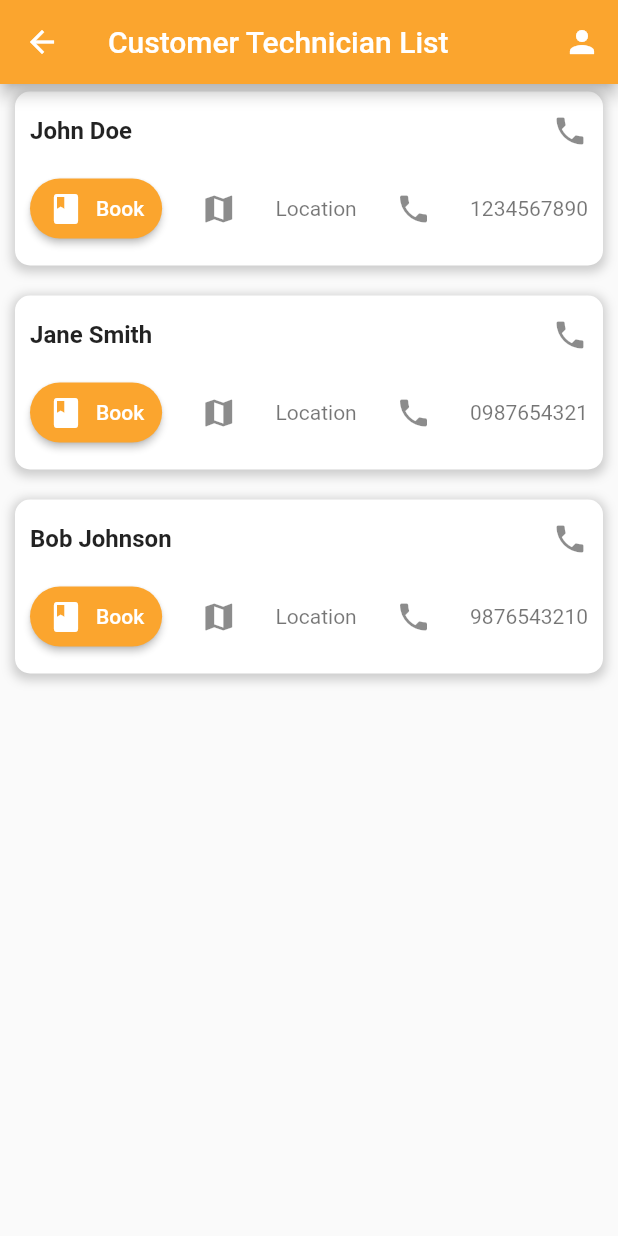
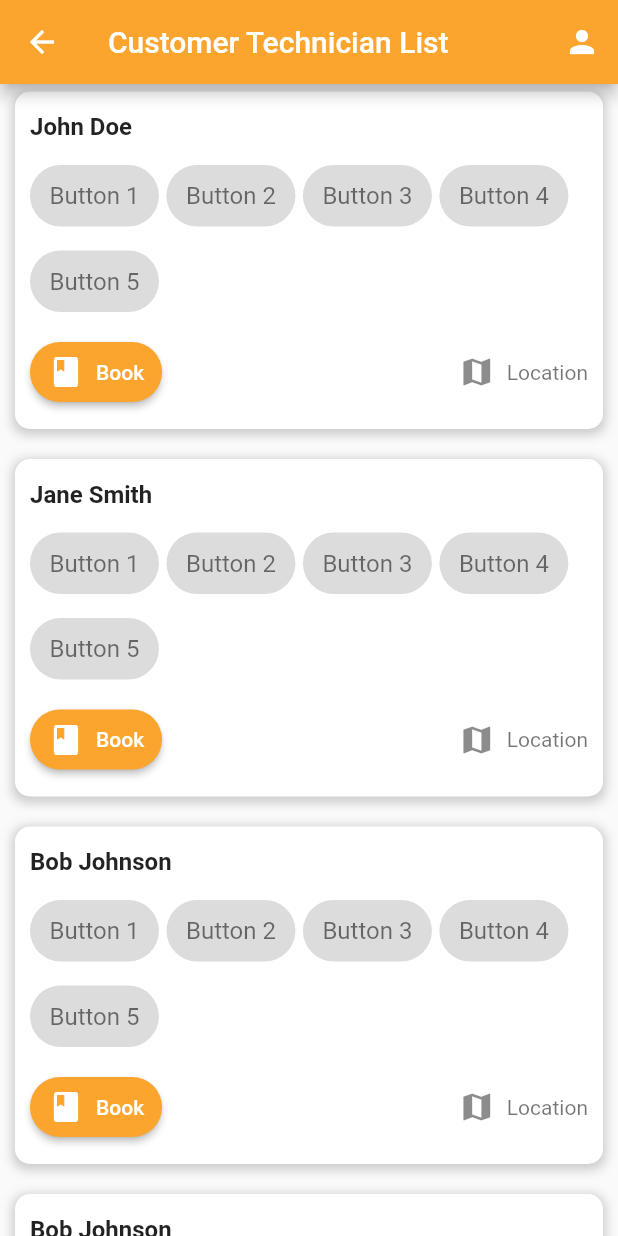
Before and after one commit to kidusshun/RaiseUp, a Flutter app: the CustomerTechnicianList screen opened directly, on a phone screen of 412 x 824 dp. Run offline on Flutter 3.47's test engine with Material 2 defaults, Android fonts, the light colour scheme and no system bars; our stand-ins replace bloc, flutter_bloc, flutter_secure_storage; missing offline and left inert: pixel_perfect; accounts and stored records are empty.

Commit message:
technician_account_information bloc'ing

```diff
--- a/raise_up/lib/customers/customer_technician_list/ui/customer_technician.dart
+++ /dev/null
@@ -1,217 +0,0 @@
-import 'package:flutter/material.dart';
-import 'package:flutter_bloc/flutter_bloc.dart';
-import 'package:raise_up/technician/technician_service_request/bloc/technician_service_request_bloc.dart';
-import 'package:raise_up/technician/technician_profile/ui/technician_profile.dart';
-import 'package:raise_up/customers/customer_technician_list/bloc/customer_technician_list_bloc.dart';
-import 'package:raise_up/widgets/selectionButton.dart';
-
-class CustomerTechnicianList extends StatefulWidget {
-  const CustomerTechnicianList({Key? key}) : super(key: key);
-
-  @override
-  State<CustomerTechnicianList> createState() => _CustomerTechnicianListState();
-}
-
-class _CustomerTechnicianListState extends State<CustomerTechnicianList> {
-  final TechnicianServiceRequestBloc technicianServiceRequestBloc =
-      TechnicianServiceRequestBloc();
-
-  @override
-  Widget build(BuildContext context) {
-    // Hard-coded sample data for contacts
-    final List<ContactInfo> contacts = [
-      ContactInfo(name: 'John Doe', phoneNumber: '1234567890'),
-      ContactInfo(name: 'Jane Smith', phoneNumber: '0987654321'),
-      ContactInfo(name: 'Bob Johnson', phoneNumber: '9876543210'),
-    ];
-
-    return BlocConsumer<TechnicianServiceRequestBloc,
-        TechnicianServiceRequestState>(
-      bloc: technicianServiceRequestBloc,
-      listenWhen: (previous, current) =>
-          current is TechnicianServiceRequestActionState,
-      buildWhen: (previous, current) =>
-          current != TechnicianServiceRequestActionState,
-      listener: (context, state) {
-        // if (state is TechnicianServiceRequestNavigateToProfileState) {
-        //   Navigator.push(context,
-        //       MaterialPageRoute(builder: (context) => TechnicianProfile()));
-        // } else if (state
-        //     is TechnicianServiceRequestNavigateToAppointmentApprovalState) {
-        //   Navigator.push(context,
-        //       MaterialPageRoute(builder: (context) => TechnicianProfile()));
-        // }
-        // Add any necessary listeners for state changes
-      },
-      builder: (context, state) {
-        return Scaffold(
-          appBar: AppBar(
-            title: Text("Customer Technician List"),
-            backgroundColor: Color.fromRGBO(251, 165, 46, 1), // App bar color
-            actions: [
-              IconButton(
-                icon: Icon(Icons.person),
-                onPressed: () {
-                  // technicianServiceRequestBloc.add(
-                  //     TechnicianServiceRequestCustomerProfileClickedEvent());
-                  // Handle profile icon button press
-                },
-              ),
-            ],
-          ),
-          body: ListView.builder(
-            itemCount: contacts.length,
-            itemBuilder: (context, index) {
-              final contactInfo = contacts[index];
-
-              return Padding(
-                padding: EdgeInsets.fromLTRB(
-                    10, 5, 10, 15), // Increased spacing between cards
-                child: Container(
-                  decoration: BoxDecoration(
-                    color: Colors.white,
-                    borderRadius: BorderRadius.circular(10),
-                    boxShadow: [
-                      BoxShadow(
-                        color: Colors.grey.withOpacity(0.5),
-                        spreadRadius: 2,
-                        blurRadius: 5,
-                        offset: Offset(0, 2), // changes position of shadow
-                      ),
-                    ],
-                  ),
-                  child: ListTile(
-                    contentPadding: EdgeInsets.all(10),
-                    title: Row(
-                      children: [
-                        Expanded(
-                          child: Text(
-                            contactInfo.name,
-                            style: TextStyle(fontWeight: FontWeight.bold),
-                          ),
-                        ),
-                        Icon(Icons.phone),
-                      ],
-                    ),
-                    subtitle: Column(
-                      crossAxisAlignment: CrossAxisAlignment.start,
-                      children: [
-                        SizedBox(height: 8),
-                        Row(
-                          mainAxisAlignment: MainAxisAlignment.spaceAround,
-                          children: [
-                            // SelectionButton(
-                            //   text: 'Button 1',
-                            // ),
-                            // SelectionButton(
-                            //   text: 'Button 2',
-                            // ),
-                            // SelectionButton(
-                            //   text: 'Button 3',
-                            // ),
-                            // SelectionButton(
-                            //   text: 'Button 4',
-                            // ),
-                          ],
-                        ),
-                        SizedBox(height: 8),
-                        Row(
-                          mainAxisAlignment: MainAxisAlignment.spaceBetween,
-                          children: [
-                            ElevatedButton.icon(
-                              onPressed: () {
-                                // Handle book button press
-                              },
-                              icon: Icon(Icons.book),
-                              label: Text('Book'),
-                              style: ElevatedButton.styleFrom(
-                                primary: Color.fromRGBO(
-                                    251, 165, 46, 1), // Button background color
-                                padding: EdgeInsets.symmetric(
-                                    vertical: 8, horizontal: 12),
-                                shape: RoundedRectangleBorder(
-                                  borderRadius: BorderRadius.circular(20.0),
-                                ),
-                              ),
-                            ),
-                            Icon(Icons.map),
-                            Text('Location'),
-                            Icon(Icons.phone),
-                            Text(contactInfo.phoneNumber),
-                          ],
-                        ),
-                      ],
-                    ),
-                  ),
-                ),
-              );
-            },
-          ),
-        );
-      },
-    );
-  }
-}
-
-class ContactInfo {
-  final String name;
-  final String phoneNumber;
-
-  ContactInfo({required this.name, required this.phoneNumber});
-}
-
-// class SelectionButton extends StatelessWidget {
-//   late Color backgroundColor;
-//   late String text;
-//   late Color borderColor;
-//   bool isSelected;
-//   late Function(bool) onSelected;
-
-//   SelectionButton({
-//     required this.text,
-//     this.isSelected = false,
-//     void Function(bool)? onSelected,
-//   }) {
-//     colorPicker();
-//     this.onSelected = onSelected ?? (bool value) {};
-//   }
-
-//   void colorPicker() {
-//     if (isSelected) {
-//       backgroundColor = Colors.grey[300]!;
-//       borderColor = Colors.transparent;
-//     } else {
-//       backgroundColor = Colors.transparent;
-//       borderColor = Colors.grey[300]!;
-//     }
-//   }
-
-//   @override
-//   Widget build(BuildContext context) {
-//     return GestureDetector(
-//       onTap: () {
-//         isSelected = !isSelected;
-//         colorPicker();
-//         onSelected(isSelected);
-//       },
-//       child: Container(
-//         padding: EdgeInsets.symmetric(vertical: 6, horizontal: 12),
-//         alignment: Alignment.center,
-//         child: Text(
-//           text,
-//           style: TextStyle(
-//             fontSize: 14.0,
-//           ),
-//         ),
-//         decoration: BoxDecoration(
-//           borderRadius: BorderRadius.circular(10.0),
-//           border: Border.all(
-//             color: borderColor,
-//             width: 1.0,
-//           ),
-//           color: backgroundColor,
-//         ),
-//       ),
-//     );
-//   }
-// }
--- /dev/null
+++ b/raise_up/lib/customers/customer_technician_list/ui/customer_technician_list.dart
@@ -0,0 +1,208 @@
+import 'package:flutter/material.dart';
+import 'package:flutter_bloc/flutter_bloc.dart';
+import 'package:raise_up/technician/technician_service_request/bloc/technician_service_request_bloc.dart';
+import 'package:raise_up/technician/technician_profile/ui/technician_profile.dart';
+import 'package:raise_up/customers/customer_technician_list/bloc/customer_technician_list_bloc.dart';
+import 'package:raise_up/widgets/dateselection.dart';
+import 'package:raise_up/widgets/selectionButton.dart';
+
+import '../../../widgets/gestureDetectorButton.dart';
+
+class CustomerTechnicianList extends StatefulWidget {
+  const CustomerTechnicianList({Key? key}) : super(key: key);
+
+  @override
+  State<CustomerTechnicianList> createState() => _CustomerTechnicianListState();
+}
+
+class _CustomerTechnicianListState extends State<CustomerTechnicianList> {
+  final TechnicianServiceRequestBloc technicianServiceRequestBloc =
+      TechnicianServiceRequestBloc();
+
+  @override
+  Widget build(BuildContext context) {
+    // Hard-coded sample data for contacts
+    final List<ContactInfo> contacts = [
+      ContactInfo(name: 'John Doe', phoneNumber: '1234567890'),
+      ContactInfo(name: 'Jane Smith', phoneNumber: '0987654321'),
+      ContactInfo(name: 'Bob Johnson', phoneNumber: '9876543210'),
+      ContactInfo(name: 'Bob Johnson', phoneNumber: '9876543210'),
+      ContactInfo(name: 'Bob Johnson', phoneNumber: '9876543210'),
+    ];
+    return Scaffold(
+          appBar: AppBar(
+            title: Text("Customer Technician List"),
+            backgroundColor: Color.fromRGBO(251, 165, 46, 1), // App bar color
+            actions: [
+              IconButton(
+                icon: Icon(Icons.person),
+                onPressed: () {
+                  // technicianServiceRequestBloc.add(
+                  //     TechnicianServiceRequestCustomerProfileClickedEvent());
+                  // Handle profile icon button press
+                },
+              ),
+            ],
+          ),
+          body: ListView.builder(
+            itemCount: contacts.length,
+            itemBuilder: (context, index) {
+              final contactInfo = contacts[index];
+
+              return Padding(
+                padding: EdgeInsets.fromLTRB(
+                    10, 5, 10, 15), // Increased spacing between cards
+                child: Container(
+                  decoration: BoxDecoration(
+                    color: Colors.white,
+                    borderRadius: BorderRadius.circular(10),
+                    boxShadow: [
+                      BoxShadow(
+                        color: Colors.grey.withOpacity(0.5),
+                        spreadRadius: 2,
+                        blurRadius: 5,
+                        offset: Offset(0, 2), // changes position of shadow
+                      ),
+                    ],
+                  ),
+                  child: ListTile(
+                    contentPadding: EdgeInsets.all(10),
+                    title: Text(
+                        contactInfo.name,
+                        style: TextStyle(fontWeight: FontWeight.bold),
+                      ),
+                    subtitle: Column(
+                        crossAxisAlignment: CrossAxisAlignment.start,
+                        children: [
+                          SizedBox(height: 8),
+                          Wrap(
+                            spacing: 5.0,
+                            children: [
+                              SelectionButton(
+                                text: 'Button 1',
+                                selected: false
+                              ).selectionButton,
+                              SelectionButton(
+                                text: 'Button 2',
+                                selected:false
+                              ).selectionButton,
+                              SelectionButton(
+                                text: 'Button 3',
+                                selected:false
+                              ).selectionButton,
+                              SelectionButton(
+                                text: 'Button 4',
+                                selected:false
+                              ).selectionButton,
+                              SelectionButton(
+                                text: 'Button 5',
+                                selected:false
+                              ).selectionButton,
+                            ],
+                          ),
+                          SizedBox(height: 8),
+                          Row(
+                            mainAxisAlignment: MainAxisAlignment.spaceBetween,
+                            children: [
+                              ElevatedButton.icon(
+                                onPressed: () {
+                                TimeOfDay dateAndTime=DateSelection().selectDate(context);
+                                print(dateAndTime);
+                                },
+                                icon: Icon(Icons.book),
+                                label: Text('Book'),
+                                style: ElevatedButton.styleFrom(
+                                  primary: Color.fromRGBO(
+                                      251, 165, 46, 1), // Button background color
+                                  padding: EdgeInsets.symmetric(
+                                      vertical: 8, horizontal: 12),
+                                  shape: RoundedRectangleBorder(
+                                    borderRadius: BorderRadius.circular(20.0),
+                                  ),
+                                ),
+                              ),
+
+                              Row(
+                                children: [
+                                  Icon(Icons.map),
+                                  SizedBox(width:8.0,),
+                                  Text('Location'),
+                                ],
+                              ),
+                            ],
+                          ),
+                        ],
+                      ),
+
+                  ),
+                ),
+              );
+            },
+          ),
+        );
+
+  }
+}
+
+class ContactInfo {
+  final String name;
+  final String phoneNumber;
+
+  ContactInfo({required this.name, required this.phoneNumber});
+}
+
+// class SelectionButton extends StatelessWidget {
+//   late Color backgroundColor;
+//   late String text;
+//   late Color borderColor;
+//   bool isSelected;
+//   late Function(bool) onSelected;
+
+//   SelectionButton({
+//     required this.text,
+//     this.isSelected = false,
+//     void Function(bool)? onSelected,
+//   }) {
+//     colorPicker();
+//     this.onSelected = onSelected ?? (bool value) {};
+//   }
+
+//   void colorPicker() {
+//     if (isSelected) {
+//       backgroundColor = Colors.grey[300]!;
+//       borderColor = Colors.transparent;
+//     } else {
+//       backgroundColor = Colors.transparent;
+//       borderColor = Colors.grey[300]!;
+//     }
+//   }
+
+//   @override
+//   Widget build(BuildContext context) {
+//     return GestureDetector(
+//       onTap: () {
+//         isSelected = !isSelected;
+//         colorPicker();
+//         onSelected(isSelected);
+//       },
+//       child: Container(
+//         padding: EdgeInsets.symmetric(vertical: 6, horizontal: 12),
+//         alignment: Alignment.center,
+//         child: Text(
+//           text,
+//           style: TextStyle(
+//             fontSize: 14.0,
+//           ),
+//         ),
+//         decoration: BoxDecoration(
+//           borderRadius: BorderRadius.circular(10.0),
+//           border: Border.all(
+//             color: borderColor,
+//             width: 1.0,
+//           ),
+//           color: backgroundColor,
+//         ),
+//       ),
+//     );
+//   }
+// }
--- a/raise_up/lib/main.dart
+++ b/raise_up/lib/main.dart
@@ -1,8 +1,10 @@
 import 'package:flutter/material.dart';
 import 'package:flutter/cupertino.dart';
+import 'package:raise_up/technician/technician_account_information/ui/technician_account_information.dart';
+import 'package:raise_up/technician/technician_signin/ui/technician_signin.dart';
 // import 'package:raise_up/technician/technician_signup/ui/technician_signup.dart';
 import 'package:raise_up/technician/technician_signup/ui/technician_signup.dart';
-import 'package:raise_up/customers/customer_technician_list/ui/customer_technician.dart';
+import 'package:raise_up/customers/customer_technician_list/ui/customer_technician_list.dart';
 import 'customers/customer_signin/ui/customer_signin.dart';
 import 'customers/customer_signup/ui/customer_signup.dart';
 import 'technician/technician_profile/ui/technician_profile.dart';
@@ -20,7 +22,7 @@ class MyApp extends StatelessWidget {
   Widget build(BuildContext context) {
     return MaterialApp(
       debugShowCheckedModeBanner: false,
-      home: CustomerSignin(),
+      home: TechnicianAccountInformation(),
     );
   }
 }
--- a/raise_up/lib/technician/technician_account_information/bloc/technician_account_information_state.dart
+++ b/raise_up/lib/technician/technician_account_information/bloc/technician_account_information_state.dart
@@ -24,6 +24,14 @@ class TechnicianSelectionButtonUnclickedState
   TechnicianSelectionButtonUnclickedState({required this.isClicked});
 }
 
-class TechnicianInputSucessState extends TechnicianAccountInformationActionState{}
+class TechnicianInputSucessActionState extends TechnicianAccountInformationActionState{
+  String sucess;
+  TechnicianInputSucessActionState({required this.sucess});
+}
 
-class TechnicianInputProgress extends TechnicianAccountInformationActionState{}
+class TechnicianInputLoadingState extends TechnicianAccountInformationActionState{}
+
+class TechnicianInputFailureActionState extends TechnicianAccountInformationActionState{
+  String failure;
+  TechnicianInputFailureActionState({required this.failure});
+}
--- /dev/null
+++ b/raise_up/lib/technician/technician_account_information/model/technician_account_information_credential_model.dart
@@ -0,0 +1,18 @@
+
+class TechnicianAccountInformationCredential{
+  List<String> expertises;
+  String phone;
+  String garage;
+  String location;
+
+  TechnicianAccountInformationCredential({required this.expertises,required this.garage,required this.location,required this.phone});
+
+  Map<String,dynamic> toJson(){
+    return {
+      'expertise':expertises,
+      'phone':phone,
+      'garage':garage,
+      'location':location,
+    };
+  }
+}
--- a/raise_up/lib/technician/technician_signup/bloc/technician_signup_bloc.dart
+++ b/raise_up/lib/technician/technician_signup/bloc/technician_signup_bloc.dart
@@ -55,7 +55,7 @@ class TechnicianSignupBloc
       // print("incorrect confirmation password");
     } else if (technicianCredentials["confirmationPassword"] ==
         technicianCredentials["password"]) {
-      // emit(TechnicianSignUpConfarmationPasswordCorrectState());
+      emit(TechnicianSignUpConfarmationPasswordCorrectState());
     }
     // print(technicianCredentials);
   }
```
Also changed, not shown: raise_up/lib/technician/technician_account_information/bloc/technician_account_information_bloc.dart (+31 -6 lines), raise_up/lib/technician/technician_account_information/repository/technician_account_information_credential_repository.dart (added, +40 -0 lines), raise_up/lib/technician/technician_account_information/ui/technician_account_information.dart (+38 -12 lines), raise_up/lib/widgets/dateselection.dart (added, +30 -0 lines), 5 other files.
